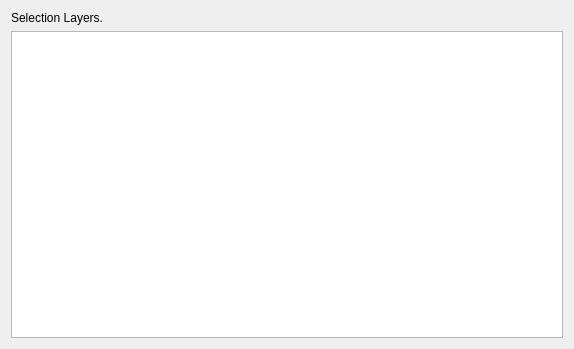
Above: src/configmanager/ui/nodewidgets/ui_layersnode.ui from roam-qgis/Roam before the change. Below: the same form after it.
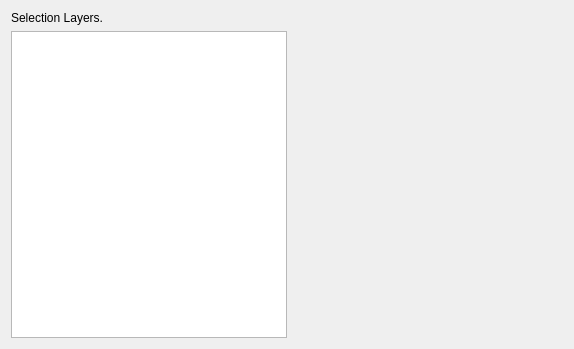
That is the form after the change.

```diff
--- a/src/configmanager/ui/nodewidgets/ui_layersnode.ui
+++ b/src/configmanager/ui/nodewidgets/ui_layersnode.ui
@@ -34,6 +34,19 @@
      </property>
     </widget>
    </item>
+   <item row="1" column="1">
+    <spacer name="horizontalSpacer">
+     <property name="orientation">
+      <enum>Qt::Horizontal</enum>
+     </property>
+     <property name="sizeHint" stdset="0">
+      <size>
+       <width>40</width>
+       <height>20</height>
+      </size>
+     </property>
+    </spacer>
+   </item>
   </layout>
  </widget>
  <resources/>
```
